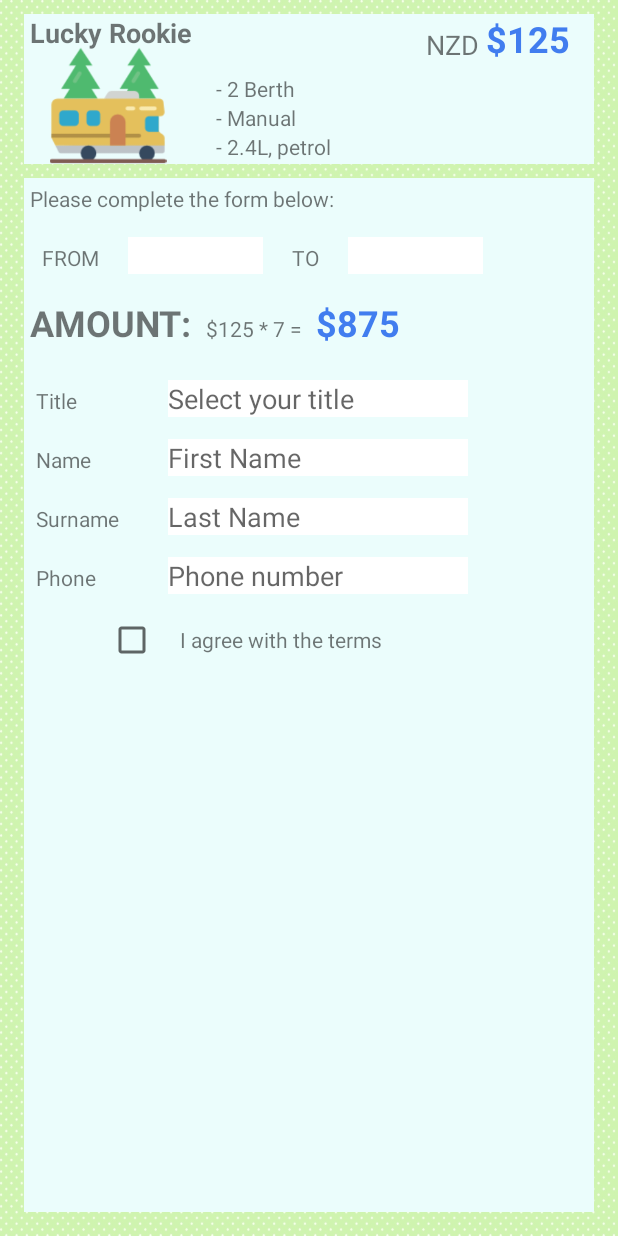
After one commit to Shaw6157/MotorhomeAndCampsite, an Android app: the layout order_add_layout.xml on its own in the app's theme, with its tools: preview values and no code run, on a phone screen of 412 x 824 dp. The commit adds this screen. Run offline under Robolectric (Android 15) with nearby library versions, the phone set to English and light mode, and no system bars.

Commit message:
submit order part

```diff
--- a/app/src/main/java/com/ais/mnc/view/adapter/VehicleCardAdapter.java
+++ b/app/src/main/java/com/ais/mnc/view/adapter/VehicleCardAdapter.java
@@ -38,7 +38,7 @@ public class VehicleCardAdapter extends RecyclerView.Adapter<VehicleCardViewHold
     @NonNull
     @Override
     public VehicleCardViewHolder onCreateViewHolder(@NonNull ViewGroup viewGroup, int i) {
-        View vTypeView = LayoutInflater.from(mContext).inflate(R.layout.vehicle_card_layout, viewGroup, false);
+        View vTypeView = LayoutInflater.from(mContext).inflate(R.layout.vehicle_type_layout, viewGroup, false);
         return new VehicleCardViewHolder(vTypeView);
     }
 
--- /dev/null
+++ b/app/src/main/res/layout/order_add_layout.xml
@@ -0,0 +1,208 @@
+<?xml version="1.0" encoding="utf-8"?>
+<LinearLayout
+    xmlns:android="http://schemas.android.com/apk/res/android"
+    android:orientation="vertical"
+    android:layout_width="match_parent"
+    android:layout_height="match_parent"
+    android:padding="8dp"
+    android:background="@drawable/bg_green"
+    >
+
+    <include layout="@layout/vehicle_list_layout" />
+
+    <LinearLayout
+        android:layout_width="match_parent"
+        android:layout_height="match_parent"
+        android:orientation="vertical"
+        android:layout_margin="8dp"
+        android:background="@color/colorBg"
+        >
+        <TextView
+            android:layout_width="match_parent"
+            android:layout_height="wrap_content"
+            android:text="Please complete the form below:"
+            android:layout_margin="4dp"
+            />
+
+        <LinearLayout
+            android:layout_width="match_parent"
+            android:layout_height="wrap_content"
+            android:orientation="horizontal"
+            android:layout_margin="4dp"
+            >
+
+            <TextView
+                android:layout_width="wrap_content"
+                android:layout_height="wrap_content"
+                android:text="FROM "
+                android:layout_margin="8dp" />
+
+            <EditText
+                android:id="@+id/od_et_datebg"
+                android:layout_width="90dp"
+                android:layout_height="wrap_content"
+                android:inputType="date"
+                android:background="@color/WHITE"
+                android:layout_margin="8dp"/>
+
+            <TextView
+                android:layout_width="wrap_content"
+                android:layout_height="wrap_content"
+                android:text=" TO "
+                android:layout_margin="8dp" />
+
+            <EditText
+                android:id="@+id/od_et_dateed"
+                android:layout_width="90dp"
+                android:layout_height="wrap_content"
+                android:inputType="date"
+                android:background="@color/WHITE"
+                android:layout_margin="8dp" />
+        </LinearLayout>
+
+        <LinearLayout
+            android:layout_width="match_parent"
+            android:layout_height="wrap_content"
+            android:layout_margin="4dp">
+
+
+            <TextView
+                android:id="@+id/tv1"
+                android:layout_width="wrap_content"
+                android:layout_height="wrap_content"
+                android:text="AMOUNT: "
+                android:textSize="24sp"
+                android:textStyle="bold"  />
+
+
+
+            <TextView
+                android:id="@+id/tv2"
+                android:layout_width="wrap_content"
+                android:layout_height="wrap_content"
+                android:text=" $125" />
+
+
+
+            <TextView
+                android:id="@+id/tv3"
+                android:layout_width="wrap_content"
+                android:layout_height="wrap_content"
+                android:text=" * " />
+
+
+
+            <TextView
+                android:id="@+id/tv4"
+                android:layout_width="wrap_content"
+                android:layout_height="wrap_content"
+                android:text="7" />
+
+            <TextView
+                android:id="@+id/tv5"
+                android:layout_width="wrap_content"
+                android:layout_height="wrap_content"
+                android:text=" = " />
+
+            <TextView
+                android:id="@+id/od_et_amount"
+                android:layout_width="wrap_content"
+                android:layout_height="wrap_content"
+                android:text=" $875 "
+                android:textColor="@color/colorAccent"
+                android:textSize="24sp"
+                android:textStyle="bold"
+                />
+
+
+        </LinearLayout>
+
+        <GridLayout
+            android:layout_width="match_parent"
+            android:layout_height="wrap_content"
+            android:layout_marginTop="10dp"
+            android:columnCount="2">
+
+            <TextView
+                android:layout_width="80dp"
+                android:layout_height="wrap_content"
+                android:text="Title"
+                android:layout_margin="8dp"
+                />
+
+            <EditText
+                android:id="@+id/od_et_title"
+                android:layout_width="200dp"
+                android:layout_height="wrap_content"
+                android:layout_marginTop="8dp"
+                android:background="@color/WHITE"
+                android:focusable="false"
+                android:hint="Select your title"
+                />
+
+            <TextView
+                android:layout_width="80dp"
+                android:layout_height="wrap_content"
+                android:text="Name"
+                android:layout_margin="8dp"
+                />
+
+            <EditText
+                android:id="@+id/od_et_fname"
+                android:layout_width="200dp"
+                android:layout_height="wrap_content"
+                android:layout_marginTop="8dp"
+                android:background="@color/WHITE"
+                android:hint="First Name"
+                />
+
+            <TextView
+                android:layout_width="80dp"
+                android:layout_height="wrap_content"
+                android:text="Surname"
+                android:layout_margin="8dp"
+                />
+
+            <EditText
+                android:id="@+id/od_et_lname"
+                android:layout_width="200dp"
+                android:layout_height="wrap_content"
+                android:layout_marginTop="8dp"
+                android:background="@color/WHITE"
+                android:hint="Last Name"
+                />
+
+            <TextView
+                android:layout_width="80dp"
+                android:layout_height="wrap_content"
+                android:text="Phone"
+                android:layout_margin="8dp"
+                />
+
+            <EditText
+                android:id="@+id/od_et_phone"
+                android:layout_width="200dp"
+                android:layout_height="wrap_content"
+                android:layout_marginTop="8dp"
+                android:background="@color/WHITE"
+                android:hint="Phone number"
+                />
+
+            <CheckBox
+                android:id="@+id/od_check"
+                android:layout_margin="8dp"
+                android:layout_gravity="end"
+                />
+
+
+            <TextView
+                android:layout_width="250dp"
+                android:layout_height="wrap_content"
+                android:text="I agree with the terms"
+                android:layout_margin="8dp"
+                />
+        </GridLayout>
+
+    </LinearLayout>
+
+</LinearLayout>
--- a/app/src/main/res/layout/vehicle_list_layout.xml
+++ b/app/src/main/res/layout/vehicle_list_layout.xml
@@ -8,7 +8,7 @@
     android:layout_marginBottom="1dp"
     android:layout_marginEnd="8dp"
     android:layout_marginStart="8dp"
-    android:background="@android:color/background_light">
+    android:background="@color/colorBg">
 
     <ImageView
         android:id="@+id/vlst_img"
@@ -43,7 +43,7 @@
         android:layout_height="wrap_content"
         android:layout_alignParentEnd="true"
         android:layout_alignParentTop="true"
-        android:text="$482"
+        android:text="$125"
         android:textColor="@color/colorAccent"
         android:textSize="24sp"
         android:textStyle="bold" />
--- a/app/src/main/res/values/colors.xml
+++ b/app/src/main/res/values/colors.xml
@@ -19,4 +19,6 @@
     <color name="colorBgOpr">#8CD7D3</color>
     <color name="colorBgOpr_pressed">#66aca8</color>
     <color name="colorFont">#554B88</color>
+
+    <color name="WHITE">#FFFFFF</color>
 </resources>
```
Also changed, not shown: app/src/main/java/com/ais/mnc/db/bean/OrderBean.java (+13 -0 lines), app/src/main/java/com/ais/mnc/db/daoimp/OrderDaoImp.java (+102 -2 lines), app/src/main/java/com/ais/mnc/util/MncUtilities.java (+17 -0 lines), app/src/main/java/com/ais/mnc/view/activity/OrderDetailActivity.java (+30 -0 lines), app/src/main/java/com/ais/mnc/view/activity/VehicleDetailActivity.java (+101 -19 lines), app/src/main/res/layout/activity_order_detail.xml (+35 -2 lines), app/src/main/res/layout/vehicle_type_layout.xml (renamed from app/src/main/res/layout/vehicle_card_layout.xml).
